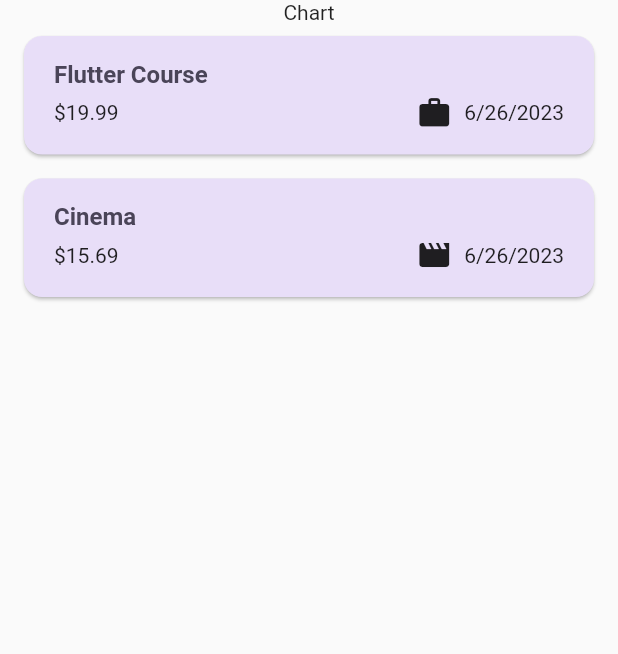
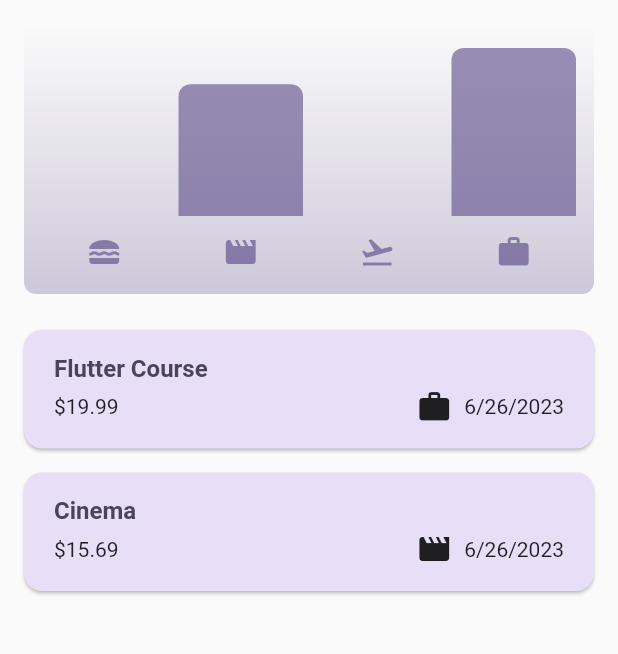
Before and after one commit to peterabrahamdev/Flutter-Projects, a Flutter app: the screen it shows after launch, on a phone screen of 412 x 824 dp, the part 84-738 px from its top. Run offline on Flutter 3.47's test engine with Material 2 defaults, Android fonts, the phone set to English and light mode, and no system bars; our stand-ins replace google_fonts.

Commit message:
Add chart

```diff
--- a/Udemy/expense_tracker/lib/main.dart
+++ b/Udemy/expense_tracker/lib/main.dart
@@ -1,6 +1,6 @@
 import 'package:flutter/material.dart';
 
-import 'package:expense_tracker/widget/expenses.dart';
+import 'package:expense_tracker/widgets/expenses.dart';
 
 var kColorScheme = ColorScheme.fromSeed(
   seedColor: const Color.fromARGB(255, 96, 59, 181),
--- /dev/null
+++ b/Udemy/expense_tracker/lib/widgets/chart/chart.dart
@@ -0,0 +1,95 @@
+import 'package:flutter/material.dart';
+
+import 'package:expense_tracker/widgets/chart/chart_bar.dart';
+import 'package:expense_tracker/models/expense.dart';
+
+class Chart extends StatelessWidget {
+  const Chart({super.key, required this.expenses});
+
+  final List<Expense> expenses;
+
+  List<ExpenseBucket> get buckets {
+    return [
+      ExpenseBucket.forCategory(expenses, Category.food),
+      ExpenseBucket.forCategory(expenses, Category.leisure),
+      ExpenseBucket.forCategory(expenses, Category.travel),
+      ExpenseBucket.forCategory(expenses, Category.work),
+    ];
+  }
+
+  double get maxTotalExpense {
+    double maxTotalExpense = 0;
+
+    for (final bucket in buckets) {
+      if (bucket.totalExpenses > maxTotalExpense) {
+        maxTotalExpense = bucket.totalExpenses;
+      }
+    }
+
+    return maxTotalExpense;
+  }
+
+  @override
+  Widget build(BuildContext context) {
+    final isDarkMode =
+        MediaQuery.of(context).platformBrightness == Brightness.dark;
+    return Container(
+      margin: const EdgeInsets.all(16),
+      padding: const EdgeInsets.symmetric(
+        vertical: 16,
+        horizontal: 8,
+      ),
+      width: double.infinity,
+      height: 180,
+      decoration: BoxDecoration(
+        borderRadius: BorderRadius.circular(8),
+        gradient: LinearGradient(
+          colors: [
+            Theme.of(context).colorScheme.primary.withOpacity(0.3),
+            Theme.of(context).colorScheme.primary.withOpacity(0.0)
+          ],
+          begin: Alignment.bottomCenter,
+          end: Alignment.topCenter,
+        ),
+      ),
+      child: Column(
+        children: [
+          Expanded(
+            child: Row(
+              crossAxisAlignment: CrossAxisAlignment.end,
+              children: [
+                for (final bucket in buckets) // alternative to map()
+                  ChartBar(
+                    fill: bucket.totalExpenses == 0
+                        ? 0
+                        : bucket.totalExpenses / maxTotalExpense,
+                  )
+              ],
+            ),
+          ),
+          const SizedBox(height: 12),
+          Row(
+            children: buckets
+                .map(
+                  (bucket) => Expanded(
+                    child: Padding(
+                      padding: const EdgeInsets.symmetric(horizontal: 4),
+                      child: Icon(
+                        categoryIcons[bucket.category],
+                        color: isDarkMode
+                            ? Theme.of(context).colorScheme.secondary
+                            : Theme.of(context)
+                                .colorScheme
+                                .primary
+                                .withOpacity(0.7),
+                      ),
+                    ),
+                  ),
+                )
+                .toList(),
+          )
+        ],
+      ),
+    );
+  }
+}
--- /dev/null
+++ b/Udemy/expense_tracker/lib/widgets/chart/chart_bar.dart
@@ -0,0 +1,34 @@
+import 'package:flutter/material.dart';
+
+class ChartBar extends StatelessWidget {
+  const ChartBar({
+    super.key,
+    required this.fill,
+  });
+
+  final double fill;
+
+  @override
+  Widget build(BuildContext context) {
+    final isDarkMode =
+        MediaQuery.of(context).platformBrightness == Brightness.dark;
+    return Expanded(
+      child: Padding(
+        padding: const EdgeInsets.symmetric(horizontal: 4),
+        child: FractionallySizedBox(
+          heightFactor: fill,
+          child: DecoratedBox(
+            decoration: BoxDecoration(
+              shape: BoxShape.rectangle,
+              borderRadius:
+                  const BorderRadius.vertical(top: Radius.circular(8)),
+              color: isDarkMode
+                  ? Theme.of(context).colorScheme.secondary
+                  : Theme.of(context).colorScheme.primary.withOpacity(0.65),
+            ),
+          ),
+        ),
+      ),
+    );
+  }
+}
--- a/Udemy/expense_tracker/lib/widget/expenses.dart
+++ b/Udemy/expense_tracker/lib/widgets/expenses.dart
@@ -1,7 +1,10 @@
 import 'package:expense_tracker/models/expense.dart';
-import 'package:expense_tracker/widget/expenses_list/expenses_list.dart';
-import 'package:expense_tracker/widget/new_expense.dart';
+import 'package:expense_tracker/widgets/chart/chart_bar.dart';
+import 'package:expense_tracker/widgets/expenses_list/expenses_list.dart';
+import 'package:expense_tracker/widgets/new_expense.dart';
 import 'package:flutter/material.dart';
+
+import 'chart/chart.dart';
 
 class Expenses extends StatefulWidget {
   const Expenses({super.key});
@@ -84,7 +87,7 @@ class _ExpensesState extends State<Expenses> {
         ),
         body: Column(
           children: [
-            const Text('Chart'),
+            Chart(expenses: _registeredExpenses),
             Expanded(child: mainContent),
           ],
         ));
--- a/Udemy/expense_tracker/lib/widget/expenses_list/expenses_list.dart
+++ b/Udemy/expense_tracker/lib/widgets/expenses_list/expenses_list.dart
@@ -1,4 +1,4 @@
-import 'package:expense_tracker/widget/expenses_list/expense_item.dart';
+import 'package:expense_tracker/widgets/expenses_list/expense_item.dart';
 import 'package:flutter/material.dart';
 
 import '../../models/expense.dart';
```
Also changed, not shown: Udemy/expense_tracker/lib/widgets/expenses_list/expense_item.dart (renamed from Udemy/expense_tracker/lib/widget/expenses_list/expense_item.dart), Udemy/expense_tracker/lib/widgets/new_expense.dart (renamed from Udemy/expense_tracker/lib/widget/new_expense.dart).
